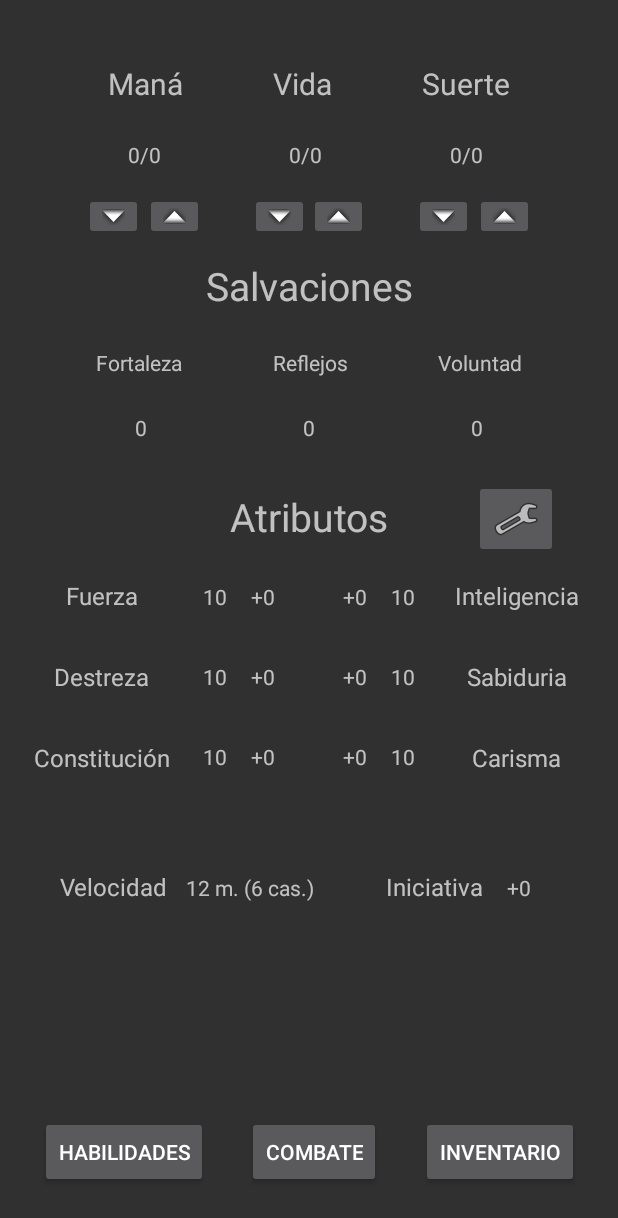
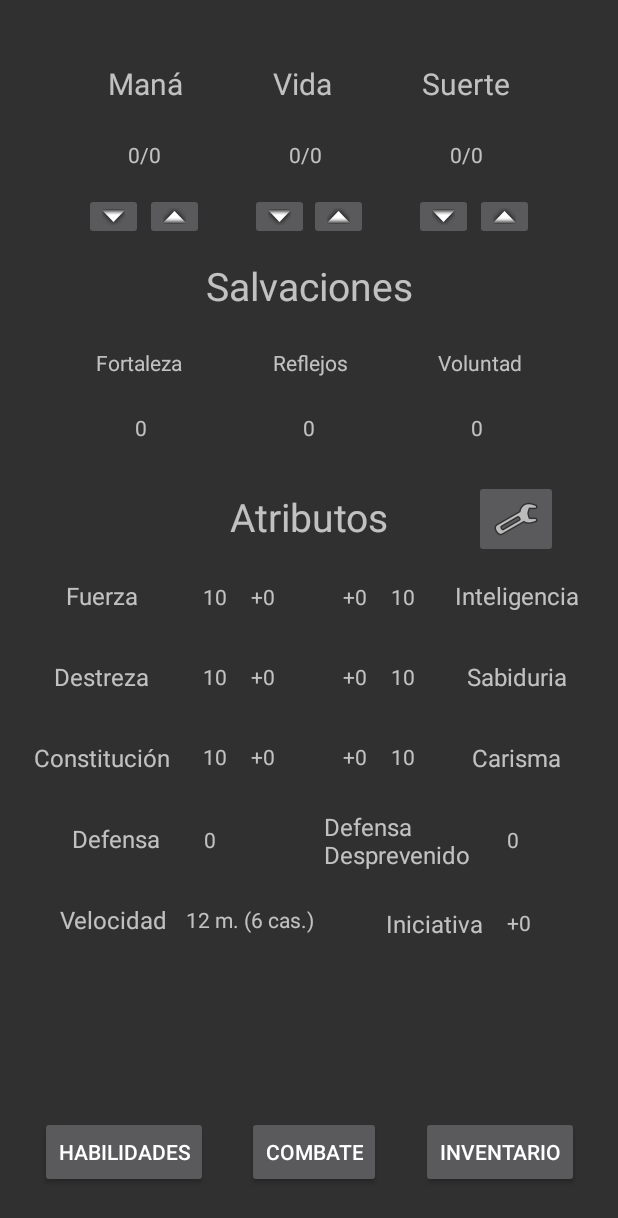
Before and after one commit to GCorbella/diario_de_aventura, an Android app: the ResumenFicha screen opened directly, with no data from a screen before it, on a phone screen of 412 x 824 dp. Shown: the top 1218 px of the screen. Run offline under Robolectric (Android 15) with nearby library versions, the phone set to English and light mode, and no system bars.

Commit message:
Añadida defensa al Resumen

```diff
--- a/app/src/main/res/layout/pnt_resumen_ficha.xml
+++ b/app/src/main/res/layout/pnt_resumen_ficha.xml
@@ -11,8 +11,18 @@
         android:layout_width="wrap_content"
         android:layout_height="wrap_content"
         android:layout_marginStart="12dp"
-        android:layout_marginTop="66dp"
+        android:layout_marginTop="34dp"
         android:text="12 m. (6 cas.)"
+        app:layout_constraintStart_toEndOf="@+id/txt_velocidad"
+        app:layout_constraintTop_toBottomOf="@+id/txt_val_defensa" />
+
+    <TextView
+        android:id="@+id/txt_val_defensa"
+        android:layout_width="wrap_content"
+        android:layout_height="wrap_content"
+        android:layout_marginStart="24dp"
+        android:layout_marginTop="34dp"
+        android:text="0"
         app:layout_constraintStart_toEndOf="@+id/txt_velocidad"
         app:layout_constraintTop_toBottomOf="@+id/txt_constitucion" />
 
@@ -382,8 +392,19 @@
         android:layout_width="wrap_content"
         android:layout_height="wrap_content"
         android:layout_marginStart="40dp"
-        android:layout_marginTop="64dp"
+        android:layout_marginTop="32dp"
         android:text="Velocidad"
+        android:textSize="16sp"
+        app:layout_constraintStart_toStartOf="parent"
+        app:layout_constraintTop_toBottomOf="@+id/txt_defensa" />
+
+    <TextView
+        android:id="@+id/txt_defensa"
+        android:layout_width="wrap_content"
+        android:layout_height="wrap_content"
+        android:layout_marginStart="48dp"
+        android:layout_marginTop="32dp"
+        android:text="Defensa"
         android:textSize="16sp"
         app:layout_constraintStart_toStartOf="parent"
         app:layout_constraintTop_toBottomOf="@+id/txt_constitucion" />
@@ -392,9 +413,20 @@
         android:id="@+id/txt_iniciativa"
         android:layout_width="wrap_content"
         android:layout_height="wrap_content"
-        android:layout_marginTop="64dp"
+        android:layout_marginTop="24dp"
         android:layout_marginEnd="90dp"
         android:text="Iniciativa"
+        android:textSize="16sp"
+        app:layout_constraintEnd_toEndOf="parent"
+        app:layout_constraintTop_toBottomOf="@+id/txt_defensa_desp" />
+
+    <TextView
+        android:id="@+id/txt_defensa_desp"
+        android:layout_width="104dp"
+        android:layout_height="wrap_content"
+        android:layout_marginTop="24dp"
+        android:layout_marginEnd="92dp"
+        android:text="Defensa \nDesprevenido"
         android:textSize="16sp"
         app:layout_constraintEnd_toEndOf="parent"
         app:layout_constraintTop_toBottomOf="@+id/txt_carisma" />
@@ -404,8 +436,18 @@
         android:layout_width="wrap_content"
         android:layout_height="wrap_content"
         android:layout_marginStart="16dp"
-        android:layout_marginTop="66dp"
+        android:layout_marginTop="36dp"
         android:text="+0"
+        app:layout_constraintStart_toEndOf="@+id/txt_iniciativa"
+        app:layout_constraintTop_toBottomOf="@+id/txt_val_defensa_desp" />
+
+    <TextView
+        android:id="@+id/txt_val_defensa_desp"
+        android:layout_width="wrap_content"
+        android:layout_height="wrap_content"
+        android:layout_marginStart="16dp"
+        android:layout_marginTop="34dp"
+        android:text="0"
         app:layout_constraintStart_toEndOf="@+id/txt_iniciativa"
         app:layout_constraintTop_toBottomOf="@+id/txt_carisma" />
 
```
